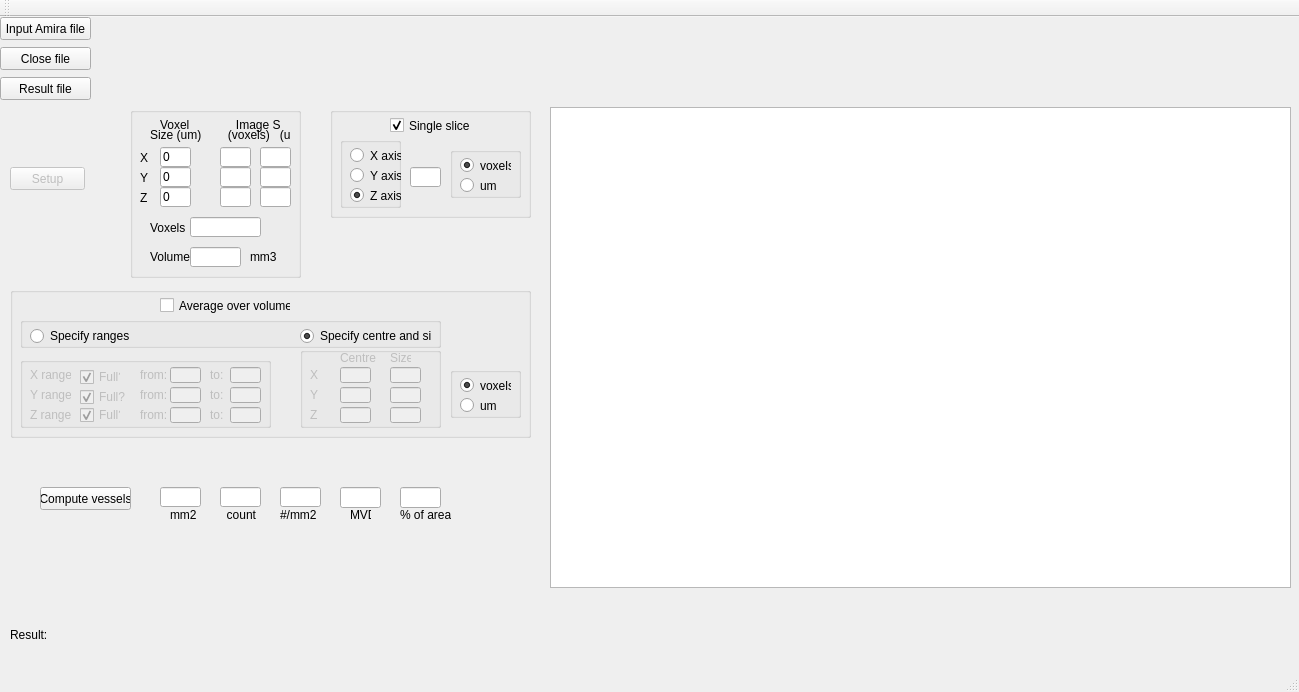
First picture: the form in Qt/Quantifier/mainwindow.ui, repository gibbogle/vessel-tools, before the edit.
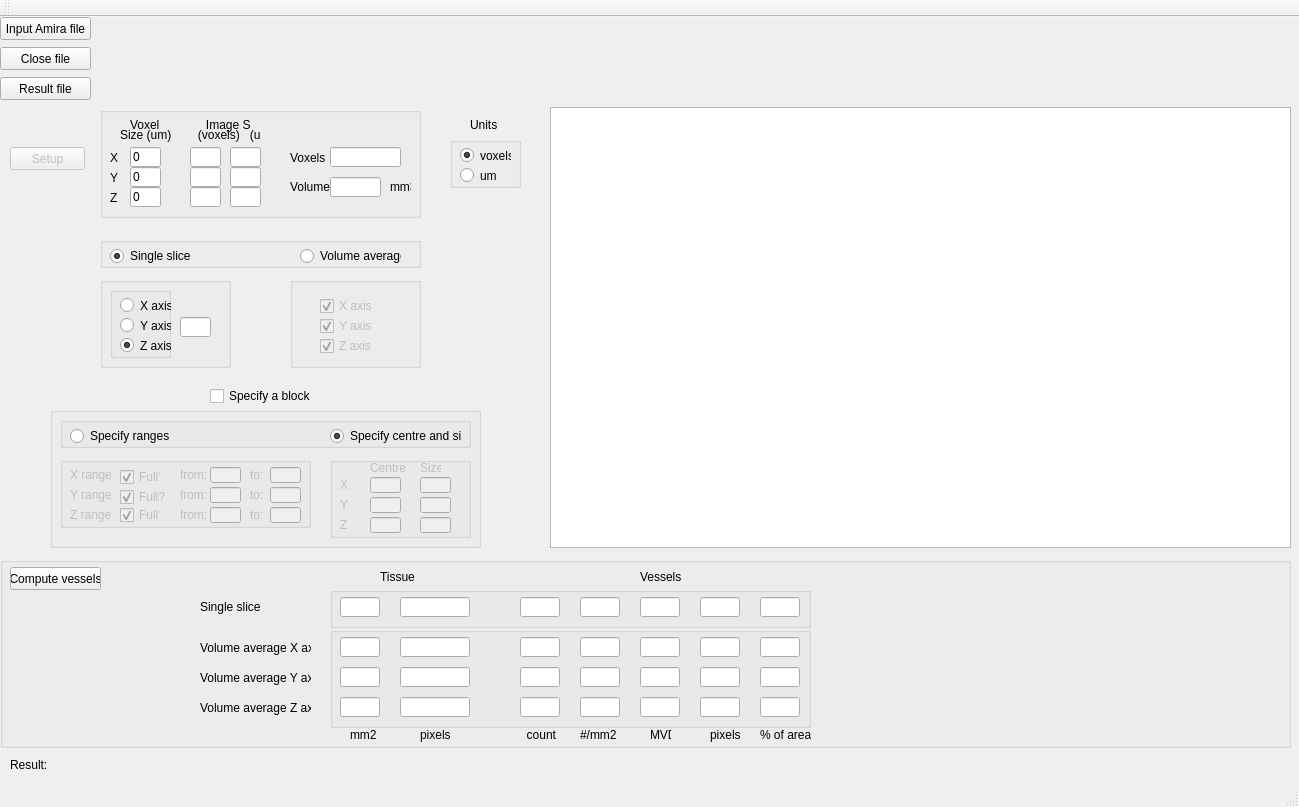
Second picture: the form after the edit.

Commit message: G: changed Qt/Quantifier/mainwindow.cpp G: changed Qt/Quantifier/mainwindow.h G: changed Qt/Quantifier/mainwindow.ui G: changed Qt/Quantifier/quantify.cpp G: changed bin/info/quantifier_info.txt

Patch:
```diff
--- a/Qt/Quantifier/mainwindow.ui
+++ b/Qt/Quantifier/mainwindow.ui
@@ -7,7 +7,7 @@
     <x>0</x>
     <y>0</y>
     <width>1299</width>
-    <height>692</height>
+    <height>807</height>
    </rect>
   </property>
   <property name="windowTitle">
@@ -44,7 +44,7 @@
     <property name="geometry">
      <rect>
       <x>10</x>
-      <y>610</y>
+      <y>740</y>
       <width>41</width>
       <height>16</height>
      </rect>
@@ -57,7 +57,7 @@
     <property name="geometry">
      <rect>
       <x>50</x>
-      <y>610</y>
+      <y>740</y>
       <width>1241</width>
       <height>16</height>
      </rect>
@@ -72,7 +72,7 @@
       <x>550</x>
       <y>90</y>
       <width>741</width>
-      <height>481</height>
+      <height>441</height>
      </rect>
     </property>
    </widget>
@@ -131,10 +131,10 @@
    <widget class="QGroupBox" name="groupBox_slice">
     <property name="geometry">
      <rect>
-      <x>330</x>
-      <y>90</y>
-      <width>201</width>
-      <height>111</height>
+      <x>100</x>
+      <y>260</y>
+      <width>131</width>
+      <height>91</height>
      </rect>
     </property>
     <property name="title">
@@ -144,7 +144,7 @@
      <property name="geometry">
       <rect>
        <x>80</x>
-       <y>60</y>
+       <y>40</y>
        <width>31</width>
        <height>20</height>
       </rect>
@@ -157,7 +157,7 @@
      <property name="geometry">
       <rect>
        <x>10</x>
-       <y>30</y>
+       <y>10</y>
        <width>61</width>
        <height>71</height>
       </rect>
@@ -208,72 +208,14 @@
       </property>
      </widget>
     </widget>
-    <widget class="QGroupBox" name="groupBox_sliceunits">
-     <property name="geometry">
-      <rect>
-       <x>120</x>
-       <y>40</y>
-       <width>71</width>
-       <height>51</height>
-      </rect>
-     </property>
-     <property name="title">
-      <string/>
-     </property>
-     <widget class="QRadioButton" name="radioButton_slicevoxels">
-      <property name="geometry">
-       <rect>
-        <x>10</x>
-        <y>10</y>
-        <width>51</width>
-        <height>17</height>
-       </rect>
-      </property>
-      <property name="text">
-       <string>voxels</string>
-      </property>
-      <property name="checked">
-       <bool>true</bool>
-      </property>
-     </widget>
-     <widget class="QRadioButton" name="radioButton_slicemicrons">
-      <property name="geometry">
-       <rect>
-        <x>10</x>
-        <y>30</y>
-        <width>41</width>
-        <height>17</height>
-       </rect>
-      </property>
-      <property name="text">
-       <string>um</string>
-      </property>
-     </widget>
-    </widget>
-    <widget class="QCheckBox" name="checkBoxSlice">
-     <property name="geometry">
-      <rect>
-       <x>60</x>
-       <y>10</y>
-       <width>81</width>
-       <height>17</height>
-      </rect>
-     </property>
-     <property name="text">
-      <string>Single slice</string>
-     </property>
-     <property name="checked">
-      <bool>true</bool>
-     </property>
-    </widget>
    </widget>
    <widget class="QGroupBox" name="groupBox_voxel">
     <property name="geometry">
      <rect>
-      <x>130</x>
+      <x>100</x>
       <y>90</y>
-      <width>171</width>
-      <height>171</height>
+      <width>321</width>
+      <height>111</height>
      </rect>
     </property>
     <property name="title">
@@ -464,8 +406,8 @@
     <widget class="QLineEdit" name="lineEdit_volume">
      <property name="geometry">
       <rect>
-       <x>60</x>
-       <y>140</y>
+       <x>230</x>
+       <y>70</y>
        <width>51</width>
        <height>20</height>
       </rect>
@@ -480,9 +422,9 @@
     <widget class="QLabel" name="label_unitsmm3">
      <property name="geometry">
       <rect>
-       <x>120</x>
-       <y>140</y>
-       <width>31</width>
+       <x>290</x>
+       <y>70</y>
+       <width>21</width>
        <height>20</height>
       </rect>
      </property>
@@ -493,8 +435,8 @@
     <widget class="QLabel" name="label_volume">
      <property name="geometry">
       <rect>
-       <x>20</x>
-       <y>140</y>
+       <x>190</x>
+       <y>70</y>
        <width>41</width>
        <height>20</height>
       </rect>
@@ -506,8 +448,8 @@
     <widget class="QLineEdit" name="lineEdit_ntvoxels">
      <property name="geometry">
       <rect>
-       <x>60</x>
-       <y>110</y>
+       <x>230</x>
+       <y>40</y>
        <width>71</width>
        <height>20</height>
       </rect>
@@ -519,8 +461,8 @@
     <widget class="QLabel" name="label_ntvoxels">
      <property name="geometry">
       <rect>
-       <x>20</x>
-       <y>110</y>
+       <x>190</x>
+       <y>40</y>
        <width>41</width>
        <height>21</height>
       </rect>
@@ -533,10 +475,10 @@
    <widget class="QGroupBox" name="groupBoxRanges">
     <property name="geometry">
      <rect>
-      <x>10</x>
-      <y>270</y>
-      <width>521</width>
-      <height>151</height>
+      <x>50</x>
+      <y>390</y>
+      <width>431</width>
+      <height>141</height>
      </rect>
     </property>
     <property name="title">
@@ -546,8 +488,8 @@
      <property name="geometry">
       <rect>
        <x>10</x>
-       <y>30</y>
-       <width>421</width>
+       <y>10</y>
+       <width>411</width>
        <height>31</height>
       </rect>
      </property>
@@ -570,7 +512,7 @@
      <widget class="QRadioButton" name="radioButton_centre">
       <property name="geometry">
        <rect>
-        <x>280</x>
+        <x>270</x>
         <y>10</y>
         <width>131</width>
         <height>18</height>
@@ -590,8 +532,8 @@
      </property>
      <property name="geometry">
       <rect>
-       <x>290</x>
-       <y>60</y>
+       <x>280</x>
+       <y>50</y>
        <width>141</width>
        <height>81</height>
       </rect>
@@ -732,7 +674,7 @@
      <property name="geometry">
       <rect>
        <x>10</x>
-       <y>70</y>
+       <y>50</y>
        <width>251</width>
        <height>71</height>
       </rect>
@@ -1011,152 +953,6 @@
       </property>
      </widget>
     </widget>
-    <widget class="QCheckBox" name="checkBoxAverage">
-     <property name="geometry">
-      <rect>
-       <x>150</x>
-       <y>10</y>
-       <width>131</width>
-       <height>17</height>
-      </rect>
-     </property>
-     <property name="text">
-      <string>Average over volume</string>
-     </property>
-    </widget>
-    <widget class="QGroupBox" name="groupBox_rangeunits">
-     <property name="geometry">
-      <rect>
-       <x>440</x>
-       <y>80</y>
-       <width>71</width>
-       <height>51</height>
-      </rect>
-     </property>
-     <property name="title">
-      <string/>
-     </property>
-     <widget class="QRadioButton" name="radioButton_rangevoxels">
-      <property name="geometry">
-       <rect>
-        <x>10</x>
-        <y>10</y>
-        <width>51</width>
-        <height>17</height>
-       </rect>
-      </property>
-      <property name="text">
-       <string>voxels</string>
-      </property>
-      <property name="checked">
-       <bool>true</bool>
-      </property>
-     </widget>
-     <widget class="QRadioButton" name="radioButton_rangemicrons">
-      <property name="geometry">
-       <rect>
-        <x>10</x>
-        <y>30</y>
-        <width>41</width>
-        <height>17</height>
-       </rect>
-      </property>
-      <property name="text">
-       <string>um</string>
-      </property>
-     </widget>
-    </widget>
-   </widget>
-   <widget class="QPushButton" name="pushButton_vessels">
-    <property name="geometry">
-     <rect>
-      <x>40</x>
-      <y>470</y>
-      <width>91</width>
-      <height>23</height>
-     </rect>
-    </property>
-    <property name="text">
-     <string>Compute vessels</string>
-    </property>
-   </widget>
-   <widget class="QLineEdit" name="lineEdit_density">
-    <property name="geometry">
-     <rect>
-      <x>280</x>
-      <y>470</y>
-      <width>41</width>
-      <height>20</height>
-     </rect>
-    </property>
-    <property name="readOnly">
-     <bool>true</bool>
-    </property>
-   </widget>
-   <widget class="QLineEdit" name="lineEdit_count">
-    <property name="geometry">
-     <rect>
-      <x>220</x>
-      <y>470</y>
-      <width>41</width>
-      <height>20</height>
-     </rect>
-    </property>
-    <property name="readOnly">
-     <bool>true</bool>
-    </property>
-   </widget>
-   <widget class="QLineEdit" name="lineEdit_area">
-    <property name="geometry">
-     <rect>
-      <x>160</x>
-      <y>470</y>
-      <width>41</width>
-      <height>20</height>
-     </rect>
-    </property>
-    <property name="readOnly">
-     <bool>true</bool>
-    </property>
-   </widget>
-   <widget class="QLabel" name="label_density">
-    <property name="geometry">
-     <rect>
-      <x>280</x>
-      <y>490</y>
-      <width>41</width>
-      <height>16</height>
-     </rect>
-    </property>
-    <property name="text">
-     <string>#/mm2</string>
-    </property>
-   </widget>
-   <widget class="QLabel" name="label_unitsarea">
-    <property name="geometry">
-     <rect>
-      <x>170</x>
-      <y>490</y>
-      <width>31</width>
-      <height>16</height>
-     </rect>
-    </property>
-    <property name="text">
-     <string>mm2</string>
-    </property>
-   </widget>
-   <widget class="QLabel" name="label_number">
-    <property name="geometry">
-     <rect>
-      <x>220</x>
-      <y>490</y>
-      <width>41</width>
-      <height>16</height>
-     </rect>
-    </property>
-    <property name="text">
-     <string>  count</string>
-    </property>
    </widget>
    <widget class="QPushButton" name="pushButton_setup">
     <property name="enabled">
@@ -1165,7 +961,7 @@
     <property name="geometry">
      <rect>
       <x>10</x>
-      <y>150</y>
+      <y>130</y>
       <width>75</width>
       <height>23</height>
      </rect>
@@ -1174,52 +970,720 @@
      <string>Setup</string>
     </property>
    </widget>
-   <widget class="QLineEdit" name="lineEdit_MVD">
+   <widget class="QGroupBox" name="groupBox_units">
     <property name="geometry">
      <rect>
-      <x>340</x>
-      <y>470</y>
-      <width>41</width>
-      <height>21</height>
+      <x>450</x>
+      <y>120</y>
+      <width>71</width>
+      <height>51</height>
      </rect>
     </property>
+    <property name="title">
+     <string/>
+    </property>
+    <widget class="QRadioButton" name="radioButton_unitsvoxels">
+     <property name="geometry">
+      <rect>
+       <x>10</x>
+       <y>10</y>
+       <width>51</width>
+       <height>17</height>
+      </rect>
+     </property>
+     <property name="text">
+      <string>voxels</string>
+     </property>
+     <property name="checked">
+      <bool>true</bool>
+     </property>
+    </widget>
+    <widget class="QRadioButton" name="radioButton_unitsmicrons">
+     <property name="geometry">
+      <rect>
+       <x>10</x>
+       <y>30</y>
+       <width>41</width>
+       <height>17</height>
+      </rect>
+     </property>
+     <property name="text">
+      <string>um</string>
+     </property>
+    </widget>
    </widget>
-   <widget class="QLabel" name="label_MVD">
+   <widget class="QGroupBox" name="groupBox_compute">
     <property name="geometry">
      <rect>
-      <x>350</x>
-      <y>490</y>
-      <width>21</width>
-      <height>16</height>
+      <x>0</x>
+      <y>540</y>
+      <width>1291</width>
+      <height>191</height>
      </rect>
     </property>
-    <property name="text">
-     <string>MVD</string>
+    <property name="title">
+     <string/>
     </property>
+    <widget class="QLabel" name="label_fraction">
+     <property name="geometry">
+      <rect>
+       <x>760</x>
+       <y>170</y>
+       <width>51</width>
+       <height>16</height>
+      </rect>
+     </property>
+     <property name="text">
+      <string>% of area</string>
+     </property>
+    </widget>
+    <widget class="QLabel" name="label_unitsarea">
+     <property name="geometry">
+      <rect>
+       <x>350</x>
+       <y>170</y>
+       <width>31</width>
+       <height>16</height>
+      </rect>
+     </property>
+     <property name="text">
+      <string>mm2</string>
+     </property>
+    </widget>
+    <widget class="QLabel" name="label_MVD">
+     <property name="geometry">
+      <rect>
+       <x>650</x>
+       <y>170</y>
+       <width>21</width>
+       <height>16</height>
+      </rect>
+     </property>
+     <property name="text">
+      <string>MVD</string>
+     </property>
+    </widget>
+    <widget class="QPushButton" name="pushButton_vessels">
+     <property name="geometry">
+      <rect>
+       <x>10</x>
+       <y>10</y>
+       <width>91</width>
+       <height>23</height>
+      </rect>
+     </property>
+     <property name="text">
+      <string>Compute vessels</string>
+     </property>
+    </widget>
+    <widget class="QLabel" name="label_number">
+     <property name="geometry">
+      <rect>
+       <x>520</x>
+       <y>170</y>
+       <width>41</width>
+       <height>16</height>
+      </rect>
+     </property>
+     <property name="text">
+      <string>  count</string>
+     </property>
+    </widget>
+    <widget class="QLabel" name="label_density">
+     <property name="geometry">
+      <rect>
+       <x>580</x>
+       <y>170</y>
+       <width>41</width>
+       <height>16</height>
+      </rect>
+     </property>
+     <property name="text">
+      <string>#/mm2</string>
+     </property>
+    </widget>
+    <widget class="QLabel" name="label_areapixels">
+     <property name="geometry">
+      <rect>
+       <x>420</x>
+       <y>170</y>
+       <width>31</width>
+       <height>16</height>
+      </rect>
+     </property>
+     <property name="text">
+      <string>pixels</string>
+     </property>
+    </widget>
+    <widget class="QLabel" name="label_tissue">
+     <property name="geometry">
+      <rect>
+       <x>380</x>
+       <y>10</y>
+       <width>41</width>
+       <height>20</height>
+      </rect>
+     </property>
+     <property name="text">
+      <string>Tissue</string>
+     </property>
+    </widget>
+    <widget class="QLabel" name="label_vessels">
+     <property name="geometry">
+      <rect>
+       <x>640</x>
+       <y>10</y>
+       <width>46</width>
+       <height>20</height>
+      </rect>
+     </property>
+     <property name="text">
+      <string>Vessels</string>
+     </property>
+    </widget>
+    <widget class="QLabel" name="label_vesselpixels">
+     <property name="geometry">
+      <rect>
+       <x>710</x>
+       <y>170</y>
+       <width>31</width>
+       <height>16</height>
+      </rect>
+     </property>
+     <property name="text">
+      <string>pixels</string>
+     </property>
+    </widget>
+    <widget class="QLabel" name="label_singleslice">
+     <property name="geometry">
+      <rect>
+       <x>200</x>
+       <y>40</y>
+       <width>71</width>
+       <height>20</height>
+      </rect>
+     </property>
+     <property name="text">
+      <string>Single slice</string>
+     </property>
+    </widget>
+    <widget class="QLabel" name="label_volume_x">
+     <property name="geometry">
+      <rect>
+       <x>200</x>
+       <y>80</y>
+       <width>111</width>
+       <height>21</height>
+      </rect>
+     </property>
+     <property name="text">
+      <string>Volume average X axis</string>
+     </property>
+    </widget>
+    <widget class="QLabel" name="label_volume_y">
+     <property name="geometry">
+      <rect>
+       <x>200</x>
+       <y>110</y>
+       <width>111</width>
+       <height>21</height>
+      </rect>
+     </property>
+     <property name="text">
+      <string>Volume average Y axis</string>
+     </property>
+    </widget>
+    <widget class="QLabel" name="label_volume_z">
+     <property name="geometry">
+      <rect>
+       <x>200</x>
+       <y>140</y>
+       <width>111</width>
+       <height>21</height>
+      </rect>
+     </property>
+     <property name="text">
+      <string>Volume average Z axis</string>
+     </property>
+    </widget>
+    <widget class="QGroupBox" name="groupBox_volumeaverage">
+     <property name="geometry">
+      <rect>
+       <x>330</x>
+       <y>70</y>
+       <width>481</width>
+       <height>101</height>
+      </rect>
+     </property>
+     <property name="title">
+      <string/>
+     </property>
+     <widget class="QLineEdit" name="lineEdit_fraction_z">
+      <property name="geometry">
+       <rect>
+        <x>430</x>
+        <y>70</y>
+        <width>40</width>
+        <height>20</height>
+       </rect>
+      </property>
+     </widget>
+     <widget class="QLineEdit" name="lineEdit_MVD_x">
+      <property name="geometry">
+       <rect>
+        <x>310</x>
+        <y>10</y>
+        <width>40</width>
+        <height>20</height>
+       </rect>
+      </property>
+     </widget>
+     <widget class="QLineEdit" name="lineEdit_count_x">
+      <property name="geometry">
+       <rect>
+        <x>190</x>
+        <y>10</y>
+        <width>40</width>
+        <height>20</height>
+       </rect>
+      </property>
+      <property name="readOnly">
+       <bool>true</bool>
+      </property>
+     </widget>
+     <widget class="QLineEdit" name="lineEdit_fraction_y">
+      <property name="geometry">
+       <rect>
+        <x>430</x>
+        <y>40</y>
+        <width>40</width>
+        <height>20</height>
+       </rect>
+      </property>
+     </widget>
+     <widget class="QLineEdit" name="lineEdit_MVD_z">
+      <property name="geometry">
+       <rect>
+        <x>310</x>
+        <y>70</y>
+        <width>40</width>
+        <height>20</height>
+       </rect>
+      </property>
+     </widget>
+     <widget class="QLineEdit" name="lineEdit_fraction_x">
+      <property name="geometry">
+       <rect>
+        <x>430</x>
+        <y>10</y>
+        <width>40</width>
+        <height>20</height>
+       </rect>
+      </property>
+     </widget>
+     <widget class="QLineEdit" name="lineEdit_count_z">
+      <property name="geometry">
+       <rect>
+        <x>190</x>
+        <y>70</y>
+        <width>40</width>
+        <height>20</height>
+       </rect>
+      </property>
+      <property name="readOnly">
+       <bool>true</bool>
+      </property>
+     </widget>
+     <widget class="QLineEdit" name="lineEdit_density_x">
+      <property name="geometry">
+       <rect>
+        <x>250</x>
+        <y>10</y>
+        <width>40</width>
+        <height>20</height>
+       </rect>
+      </property>
+      <property name="readOnly">
+       <bool>true</bool>
+      </property>
+     </widget>
+     <widget class="QLineEdit" name="lineEdit_density_z">
+      <property name="geometry">
+       <rect>
+        <x>250</x>
+        <y>70</y>
+        <width>40</width>
+        <height>20</height>
+       </rect>
+      </property>
+      <property name="readOnly">
+       <bool>true</bool>
+      </property>
+     </widget>
+     <widget class="QLineEdit" name="lineEdit_vesselpixels_z">
+      <property name="geometry">
+       <rect>
+        <x>370</x>
+        <y>70</y>
+        <width>40</width>
+        <height>20</height>
+       </rect>
+      </property>
+     </widget>
+     <widget class="QLineEdit" name="lineEdit_MVD_y">
+      <property name="geometry">
+       <rect>
+        <x>310</x>
+        <y>40</y>
+        <width>40</width>
+        <height>20</height>
+       </rect>
+      </property>
+     </widget>
+     <widget class="QLineEdit" name="lineEdit_vesselpixels_y">
+      <property name="geometry">
+       <rect>
+        <x>370</x>
+        <y>40</y>
+        <width>40</width>
+        <height>20</height>
+       </rect>
+      </property>
+     </widget>
+     <widget class="QLineEdit" name="lineEdit_count_y">
+      <property name="geometry">
+       <rect>
+        <x>190</x>
+        <y>40</y>
+        <width>40</width>
+        <height>20</height>
+       </rect>
+      </property>
+      <property name="readOnly">
+       <bool>true</bool>
+      </property>
+     </widget>
+     <widget class="QLineEdit" name="lineEdit_density_y">
+      <property name="geometry">
+       <rect>
+        <x>250</x>
+        <y>40</y>
+        <width>40</width>
+        <height>20</height>
+       </rect>
+      </property>
+      <property name="readOnly">
+       <bool>true</bool>
+      </property>
+     </widget>
+     <widget class="QLineEdit" name="lineEdit_vesselpixels_x">
+      <property name="geometry">
+       <rect>
+        <x>370</x>
+        <y>10</y>
+        <width>40</width>
+        <height>20</height>
+       </rect>
+      </property>
+     </widget>
+     <widget class="QLineEdit" name="lineEdit_areapixels_z">
+      <property name="geometry">
+       <rect>
+        <x>70</x>
+        <y>70</y>
+        <width>70</width>
+        <height>20</height>
+       </rect>
+      </property>
+     </widget>
+     <widget class="QLineEdit" name="lineEdit_areapixels_x">
+      <property name="geometry">
+       <rect>
+        <x>70</x>
+        <y>10</y>
+        <width>70</width>
+        <height>20</height>
+       </rect>
+      </property>
+     </widget>
+     <widget class="QLineEdit" name="lineEdit_area_z">
+      <property name="geometry">
+       <rect>
+        <x>10</x>
+        <y>70</y>
+        <width>40</width>
+        <height>20</height>
+       </rect>
+      </property>
+      <property name="readOnly">
+       <bool>true</bool>
+      </property>
+     </widget>
+     <widget class="QLineEdit" name="lineEdit_areapixels_y">
+      <property name="geometry">
+       <rect>
+        <x>70</x>
+        <y>40</y>
+        <width>70</width>
+        <height>20</height>
+       </rect>
+      </property>
+     </widget>
+     <widget class="QLineEdit" name="lineEdit_area_x">
+      <property name="geometry">
+       <rect>
+        <x>10</x>
+        <y>10</y>
+        <width>40</width>
+        <height>20</height>
+       </rect>
+      </property>
+      <property name="readOnly">
+       <bool>true</bool>
+      </property>
+     </widget>
+     <widget class="QLineEdit" name="lineEdit_area_y">
+      <property name="geometry">
+       <rect>
+        <x>10</x>
+        <y>40</y>
+        <width>40</width>
+        <height>20</height>
+       </rect>
+      </property>
+      <property name="readOnly">
+       <bool>true</bool>
+      </property>
+     </widget>
+    </widget>
+    <widget class="QGroupBox" name="groupBox_singleslice">
+     <property name="geometry">
+      <rect>
+       <x>330</x>
+       <y>30</y>
+       <width>481</width>
+       <height>41</height>
+      </rect>
+     </property>
+     <property name="title">
+      <string/>
+     </property>
+     <widget class="QLineEdit" name="lineEdit_fraction">
+      <property name="geometry">
+       <rect>
+        <x>430</x>
+        <y>10</y>
+        <width>40</width>
+        <height>20</height>
+       </rect>
+      </property>
+     </widget>
+     <widget class="QLineEdit" name="lineEdit_count">
+      <property name="geometry">
+       <rect>
+        <x>190</x>
+        <y>10</y>
+        <width>40</width>
+        <height>20</height>
+       </rect>
+      </property>
+      <property name="readOnly">
+       <bool>true</bool>
+      </property>
+     </widget>
+     <widget class="QLineEdit" name="lineEdit_vesselpixels">
+      <property name="geometry">
+       <rect>
+        <x>370</x>
+        <y>10</y>
+        <width>40</width>
+        <height>20</height>
+       </rect>
+      </property>
+     </widget>
+     <widget class="QLineEdit" name="lineEdit_density">
+      <property name="geometry">
+       <rect>
+        <x>250</x>
+        <y>10</y>
+        <width>40</width>
+        <height>20</height>
+       </rect>
+      </property>
+      <property name="readOnly">
+       <bool>true</bool>
+      </property>
+     </widget>
+     <widget class="QLineEdit" name="lineEdit_MVD">
+      <property name="geometry">
+       <rect>
+        <x>310</x>
+        <y>10</y>
+        <width>40</width>
+        <height>20</height>
+       </rect>
+      </property>
+     </widget>
+     <widget class="QLineEdit" name="lineEdit_areapixels">
+      <property name="geometry">
+       <rect>
+        <x>70</x>
+        <y>10</y>
+        <width>70</width>
+        <height>20</height>
+       </rect>
+      </property>
+     </widget>
+     <widget class="QLineEdit" name="lineEdit_area">
+      <property name="geometry">
+       <rect>
+        <x>10</x>
+        <y>10</y>
+        <width>40</width>
+        <height>20</height>
+       </rect>
+      </property>
+      <property name="readOnly">
+       <bool>true</bool>
+      </property>
+     </widget>
+    </widget>
    </widget>
-   <widget class="QLineEdit" name="lineEdit_fraction">
+   <widget class="QGroupBox" name="groupBox_average">
+    <property name="enabled">
+     <bool>false</bool>
+    </property>
     <property name="geometry">
      <rect>
-      <x>400</x>
-      <y>470</y>
-      <width>41</width>
-      <height>21</height>
+      <x>290</x>
+      <y>260</y>
+      <width>131</width>
+      <height>91</height>
      </rect>
     </property>
+    <property name="title">
+     <string/>
+    </property>
+    <widget class="QCheckBox" name="checkBox_xaxis">
+     <property name="geometry">
+      <rect>
+       <x>30</x>
+       <y>20</y>
+       <width>71</width>
+       <height>18</height>
+      </rect>
+     </property>
+     <property name="text">
+      <string>X axis</string>
+     </property>
+     <property name="checked">
+      <bool>true</bool>
+     </property>
+    </widget>
+    <widget class="QCheckBox" name="checkBox_yaxis">
+     <property name="geometry">
+      <rect>
+       <x>30</x>
+       <y>40</y>
+       <width>71</width>
+       <height>18</height>
+      </rect>
+     </property>
+     <property name="text">
+      <string>Y axis</string>
+     </property>
+     <property name="checked">
+      <bool>true</bool>
+     </property>
+    </widget>
+    <widget class="QCheckBox" name="checkBox_zaxis">
+     <property name="geometry">
+      <rect>
+       <x>30</x>
+       <y>60</y>
+       <width>71</width>
+       <height>18</height>
+      </rect>
+     </property>
+     <property name="text">
+      <string>Z axis</string>
+     </property>
+     <property name="checked">
+      <bool>true</bool>
+     </property>
+    </widget>
    </widget>
-   <widget class="QLabel" name="label_fraction">
+   <widget class="QCheckBox" name="checkBox_selectblock">
     <property name="geometry">
      <rect>
-      <x>400</x>
-      <y>490</y>
-      <width>51</width>
+      <x>210</x>
+      <y>370</y>
+      <width>101</width>
+      <height>18</height>
+     </rect>
+    </property>
+    <property name="text">
+     <string>Specify a block?</string>
+    </property>
+   </widget>
+   <widget class="QLabel" name="label_units">
+    <property name="geometry">
+     <rect>
+      <x>470</x>
+      <y>100</y>
+      <width>31</width>
       <height>16</height>
      </rect>
     </property>
     <property name="text">
-     <string>% of area</string>
+     <string>Units</string>
     </property>
    </widget>
+   <widget class="QGroupBox" name="groupBoxSliceAverage">
+    <property name="geometry">
+     <rect>
+      <x>100</x>
+      <y>220</y>
+      <width>321</width>
+      <height>31</height>
+     </rect>
+    </property>
+    <property name="title">
+     <string/>
+    </property>
+    <widget class="QRadioButton" name="radioButton_slice">
+     <property name="geometry">
+      <rect>
+       <x>10</x>
+       <y>10</y>
+       <width>82</width>
+       <height>18</height>
+      </rect>
+     </property>
+     <property name="text">
+      <string>Single slice</string>
+     </property>
+     <property name="checked">
+      <bool>true</bool>
+     </property>
+    </widget>
+    <widget class="QRadioButton" name="radioButton_average">
+     <property name="enabled">
+      <bool>true</bool>
+     </property>
+     <property name="geometry">
+      <rect>
+       <x>200</x>
+       <y>10</y>
+       <width>101</width>
+       <height>18</height>
+      </rect>
+     </property>
+     <property name="text">
+      <string>Volume average</string>
+     </property>
+    </widget>
+   </widget>
   </widget>
   <widget class="QMenuBar" name="menuBar">
    <property name="geometry">
```
Left out of the diff: 62 changed lines with no effect on the pictures. The commit also changes 4 other files.
